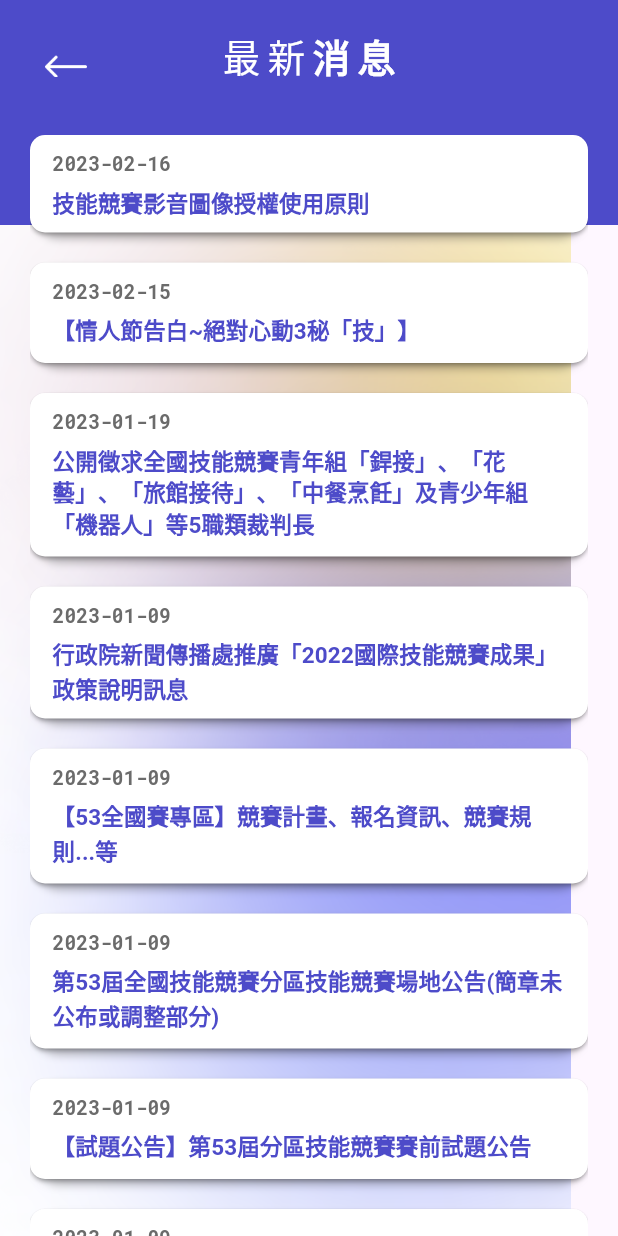
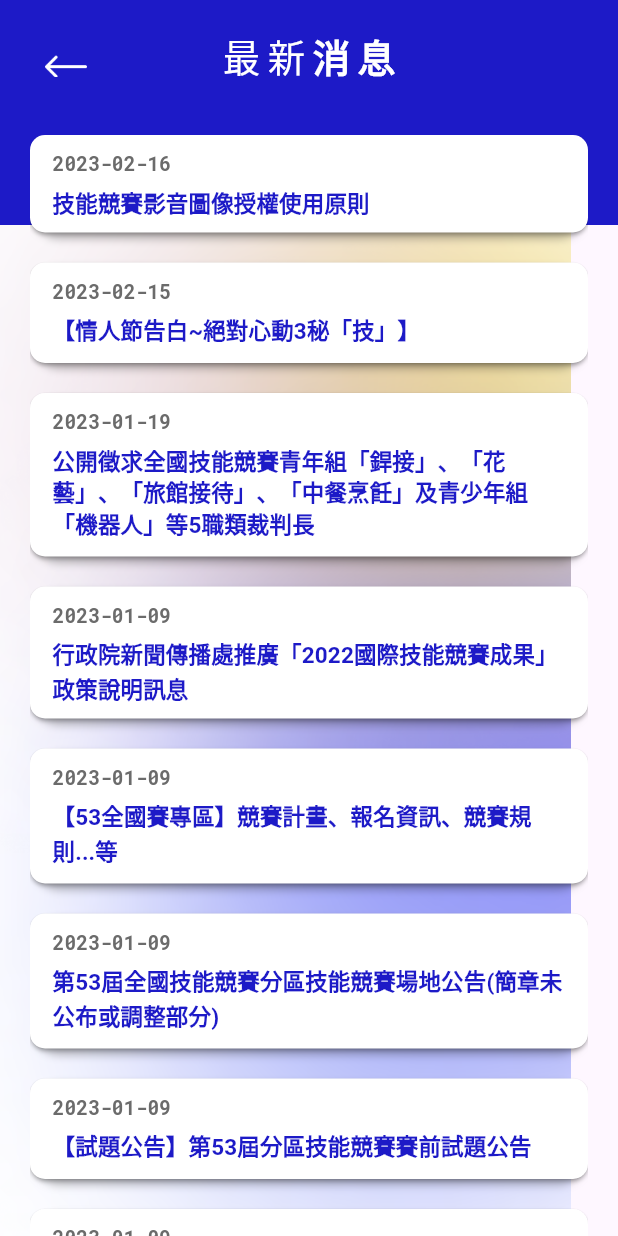
Before and after one commit to chen-yikai/skills.53.regional.flutter, a Flutter app: the screen it shows after launch, after a tap on "最新消息", on a phone screen of 412 x 824 dp. Run offline on Flutter 3.47's test engine with Material 3 defaults, Android fonts, the phone set to English and light mode, and no system bars; our stand-ins replace csv, gap, go_router.

Commit message:
add about screen

```diff
--- a/lib/components/color.dart
+++ b/lib/components/color.dart
@@ -1,5 +1,5 @@
 import 'package:flutter/material.dart';
 
-const Color blue = Color(0xFF4d4bc9);
+const Color blue = Color(0xFF1D1AC7);
 const Color yellow = Color(0xFFFF7817);
 const Color gray = Color(0xFF6B6B6B);
--- a/lib/components/drawer.dart
+++ b/lib/components/drawer.dart
@@ -1,9 +1,13 @@
 import 'package:flutter/material.dart';
+import 'package:go_router/go_router.dart';
 
 import 'list_button.dart';
 
 class AppDrawer extends StatefulWidget {
-  const AppDrawer({super.key});
+  final Widget child;
+  final GlobalKey<ScaffoldState> scaffoldKey;
+
+  const AppDrawer({super.key, required this.child, required this.scaffoldKey});
 
   @override
   State<AppDrawer> createState() => _AppDrawerState();
@@ -12,24 +16,48 @@ class AppDrawer extends StatefulWidget {
 class _AppDrawerState extends State<AppDrawer> {
   @override
   Widget build(BuildContext context) {
-    return Drawer(
+    return Scaffold(
+      key: widget.scaffoldKey,
+      drawer: Drawer(
         child: ListView(
           children: [
             Center(
+                child: GestureDetector(
+                    onTap: () async {
+                      context.go("/home");
+                      Future.delayed(const Duration(milliseconds: 500), () {
+                        widget.scaffoldKey.currentState?.closeDrawer();
+                      });
+                    },
                     child: Container(
                       margin: const EdgeInsets.only(top: 50),
                       child: Image.asset('assets/nav_logo.png', height: 60),
+                    ))),
+            const SizedBox(height: 50),
+            ListButton(
+              title: "最新消息",
+              icon: "home",
+              current: false,
+              target: 'news',
+              scaffoldKey: widget.scaffoldKey,
+            ),
+            ListButton(
+              title: "關於競賽",
+              icon: "people",
+              current: false,
+              target: 'about',
+              scaffoldKey: widget.scaffoldKey,
+            ),
+            ListButton(
+                title: "職類介紹",
+                icon: "cup",
+                current: false,
+                target: 'job',
+                scaffoldKey: widget.scaffoldKey),
+          ],
         ),
       ),
-          const SizedBox(height: 50),
-          const ListButton(
-              title: "最新消息", icon: "home", current: false, target: 'news'),
-          const ListButton(
-              title: "關於競賽", icon: "people", current: false, target: 'about'),
-          const ListButton(
-              title: "職類介紹", icon: "cup", current: false, target: 'job'),
-        ],
-      ),
+      body: widget.child,
     );
   }
 }
--- a/lib/components/home_button.dart
+++ b/lib/components/home_button.dart
@@ -1,4 +1,5 @@
 import 'package:flutter/material.dart';
+import 'package:go_router/go_router.dart';
 
 import 'color.dart';
 
@@ -35,7 +36,7 @@ class HomeButton extends StatelessWidget {
             ),
           ),
           onPressed: () {
-            Navigator.pushNamed(context, target);
+            context.goNamed(target);
           },
           child: Stack(
             children: [
--- a/lib/components/list_button.dart
+++ b/lib/components/list_button.dart
@@ -1,4 +1,5 @@
 import 'package:flutter/material.dart';
+import 'package:go_router/go_router.dart';
 import 'package:skills_53_regional_flutter/components/color.dart';
 
 class ListButton extends StatelessWidget {
@@ -6,12 +7,15 @@ class ListButton extends StatelessWidget {
   final String icon;
   final String target;
   final bool current;
+  final GlobalKey<ScaffoldState> scaffoldKey;
+
   const ListButton(
       {super.key,
       required this.title,
       required this.icon,
       required this.current,
-      required this.target});
+      required this.target,
+      required this.scaffoldKey});
 
   @override
   Widget build(BuildContext context) {
@@ -29,8 +33,12 @@ class ListButton extends StatelessWidget {
                     padding: const EdgeInsets.only(left: 50),
                     child: RichText(
                         text: TextSpan(
-                            style: const TextStyle(
-                                fontWeight: FontWeight.bold,
+                            style: TextStyle(
+                                fontWeight:
+                                    GoRouterState.of(context).name.toString() ==
+                                            target
+                                        ? FontWeight.bold
+                                        : FontWeight.normal,
                                 letterSpacing: 5,
                                 fontSize: 20),
                             children: [
@@ -46,8 +54,11 @@ class ListButton extends StatelessWidget {
                               ))
                         ]))))
           ])),
-      onTap: () {
-        Navigator.pushNamed(context, target);
+      onTap: () async {
+        context.goNamed(target);
+        Future.delayed(const Duration(milliseconds: 500), () {
+          scaffoldKey.currentState?.closeDrawer();
+        });
       },
     );
   }
--- a/lib/main.dart
+++ b/lib/main.dart
@@ -1,42 +1,48 @@
 import 'package:flutter/material.dart';
-import 'package:flutter/services.dart';
+import 'package:go_router/go_router.dart';
+import 'package:skills_53_regional_flutter/components/drawer.dart';
 import 'package:skills_53_regional_flutter/screens/about.dart';
-import 'components/drawer.dart';
+
 import 'screens/home.dart';
 import 'screens/news.dart';
 import 'screens/splash.dart';
 
 void main() {
-  runApp(const MyApp());
-  SystemChrome.setSystemUIOverlayStyle(const SystemUiOverlayStyle(
-    systemNavigationBarColor: Colors.transparent,
-    systemNavigationBarIconBrightness: Brightness.light,
-    statusBarColor: Colors.transparent,
-    statusBarIconBrightness: Brightness.light,
-  ));
+  runApp(MyApp());
 }
 
 class MyApp extends StatelessWidget {
-  const MyApp({super.key});
+  final GlobalKey<ScaffoldState> _scaffoldKey = GlobalKey<ScaffoldState>();
 
   @override
   Widget build(BuildContext context) {
-    return MaterialApp(
+    final router = GoRouter(routes: [
+      GoRoute(
+          path: '/home',
+          name: "home",
+          builder: (context, state) => AppDrawer(
+              scaffoldKey: _scaffoldKey,
+              child: HomeScreen(scaffoldKey: _scaffoldKey))),
+      GoRoute(
+          path: '/',
+          name: "splash",
+          builder: (context, state) => SplashScreen()),
+      GoRoute(
+          path: '/news',
+          name: "news",
+          builder: (context, state) => AppDrawer(
+              scaffoldKey: _scaffoldKey,
+              child: NewsScreen(scaffoldKey: _scaffoldKey))),
+      GoRoute(
+          path: '/about',
+          name: "about",
+          builder: (context, state) => AppDrawer(
+              scaffoldKey: _scaffoldKey,
+              child: AboutScreen(scaffoldKey: _scaffoldKey)))
+    ]);
+    return MaterialApp.router(
+      routerConfig: router,
       debugShowCheckedModeBanner: false,
-      initialRoute: 'splash',
-      routes: {
-        'splash': (context) => const SplashScreen(),
-        'home': (context) => const HomeScreen(),
-        'news': (context) => const NewsScreen(),
-        'about': (context) => const AboutScreen(),
-        'drawer': (context) => const AppDrawer(),
-      },
     );
   }
 }
-
-enum Nav {
-  home,
-  news,
-  splash,
-}
--- a/lib/screens/home.dart
+++ b/lib/screens/home.dart
@@ -1,30 +1,27 @@
 import 'package:flutter/material.dart';
 
-import '../components/drawer.dart';
 import '../components/home_button.dart';
 
 class HomeScreen extends StatefulWidget {
-  const HomeScreen({super.key});
+  final GlobalKey<ScaffoldState> scaffoldKey;
+
+  const HomeScreen({super.key, required this.scaffoldKey});
 
   @override
   State<HomeScreen> createState() => _HomeScreenState();
 }
 
 class _HomeScreenState extends State<HomeScreen> {
-  final GlobalKey<ScaffoldState> _scaffoldKey = GlobalKey<ScaffoldState>();
   @override
   Widget build(BuildContext context) {
-    return Scaffold(
-      key: _scaffoldKey,
-      drawer: const AppDrawer(),
-      body: Stack(children: [
+    return Stack(children: [
       Expanded(child: Image.asset('assets/bg.png')),
       SafeArea(
           child: Padding(
               padding: const EdgeInsets.all(10),
               child: IconButton(
                   onPressed: () {
-                      _scaffoldKey.currentState?.openDrawer();
+                    widget.scaffoldKey.currentState?.openDrawer();
                   },
                   icon: Image.asset('assets/icons/menu.png', height: 40)))),
       Padding(
@@ -51,7 +48,6 @@ class _HomeScreenState extends State<HomeScreen> {
           ],
         ),
       ),
-      ]),
-    );
+    ]);
   }
 }
--- a/lib/screens/news.dart
+++ b/lib/screens/news.dart
@@ -6,7 +6,10 @@ import 'package:gap/gap.dart';
 import 'package:skills_53_regional_flutter/components/color.dart';
 
 class NewsScreen extends StatefulWidget {
-  const NewsScreen({super.key});
+  final GlobalKey<ScaffoldState> scaffoldKey;
+
+  const NewsScreen({super.key, required this.scaffoldKey});
+
   @override
   State<NewsScreen> createState() => _NewsScreenState();
 }
@@ -51,7 +54,7 @@ class _NewsScreenState extends State<NewsScreen> {
                         alignment: Alignment.topLeft,
                         child: IconButton(
                             onPressed: () {
-                              Navigator.pop(context);
+                              widget.scaffoldKey.currentState?.openDrawer();
                             },
                             icon: Image.asset(
                                 "assets/icons/white_arrow_left.png",
--- a/lib/screens/splash.dart
+++ b/lib/screens/splash.dart
@@ -19,7 +19,7 @@ class _SplashScreenState extends State<SplashScreen> {
 
   Future<void> _navtoHome() async {
     await Future.delayed(const Duration(seconds: 2));
-    if (mounted) Navigator.pushNamed(context, "home");
+    if (mounted) context.go('/home');
   }
 
   @override
--- a/pubspec.yaml
+++ b/pubspec.yaml
@@ -33,5 +33,6 @@ flutter:
 
   assets:
     - assets/data/
+    - assets/data/about/
     - assets/
     - assets/icons/
```
Also changed, not shown: lib/screens/about.dart (+70 -9 lines), pubspec.lock. Lines whose indentation alone changed are shown as unchanged.
